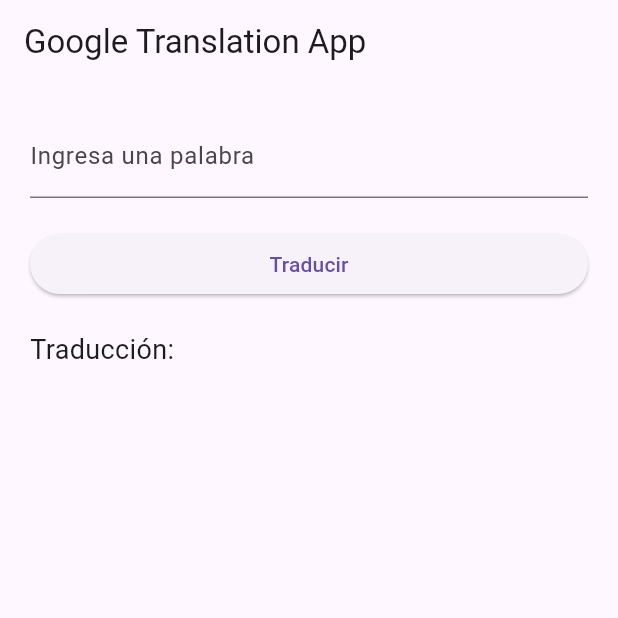
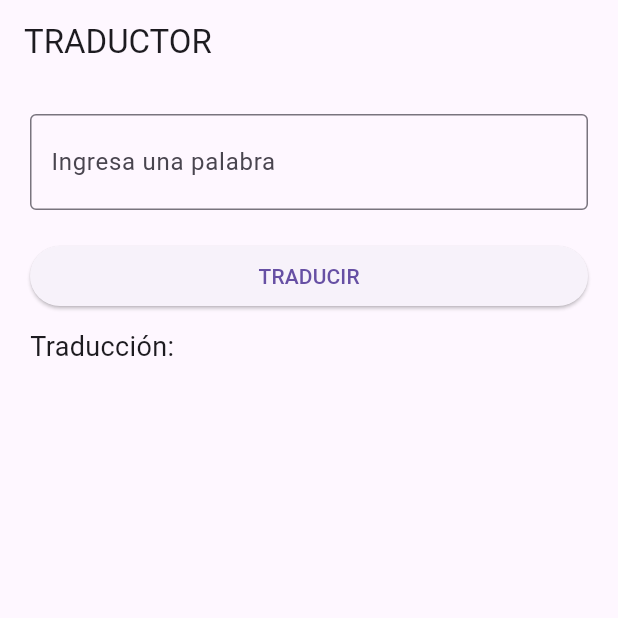
Before and after one commit to jpaco10/google_translate, a Flutter app: the screen it shows after launch, on a phone screen of 412 x 824 dp, the top half of it. Run offline on Flutter 3.47's test engine with Material 3 defaults, Android fonts, the phone set to English and light mode, and no system bars; missing offline and left inert: google_translate.

Commit message:
tercer commit

```diff
--- a/lib/main.dart
+++ b/lib/main.dart
@@ -46,16 +46,34 @@
   Widget build(BuildContext context) {
     return Scaffold(
       appBar: AppBar(
-        title: const Text('Google Translation App'),
+        title: const Text('TRADUCTOR'),
       ),
       body: Padding(
         padding: const EdgeInsets.all(20.0),
         child: Column(
           crossAxisAlignment: CrossAxisAlignment.stretch,
           children: [
-            TextField(
+            /*  TextField(
               decoration:
                   const InputDecoration(labelText: 'Ingresa una palabra'),
+              onChanged: (value) {
+                setState(() {
+                  _inputText = value;
+                });
+              },
+            ), */
+
+            TextField(
+              decoration: InputDecoration(
+                labelText: 'Ingresa una palabra',
+                border:
+                    OutlineInputBorder(), // Añade un borde alrededor del campo de texto
+                contentPadding: EdgeInsets.symmetric(
+                    vertical: 20,
+                    horizontal:
+                        10), // Ajusta el relleno interno del campo de texto
+                // Otros ajustes de estilo aquí, como color del texto, color del borde, etc.
+              ),
               onChanged: (value) {
                 setState(() {
                   _inputText = value;
@@ -65,9 +83,9 @@
             SizedBox(height: 20),
             ElevatedButton(
               onPressed: _translateText,
-              child: Text('Traducir'),
+              child: Text('TRADUCIR'),
             ),
-            SizedBox(height: 20),
+            SizedBox(height: 10),
             Text(
               'Traducción: $_translatedText',
               style: TextStyle(fontSize: 18),
```
Also changed, not shown: 1 other file.
